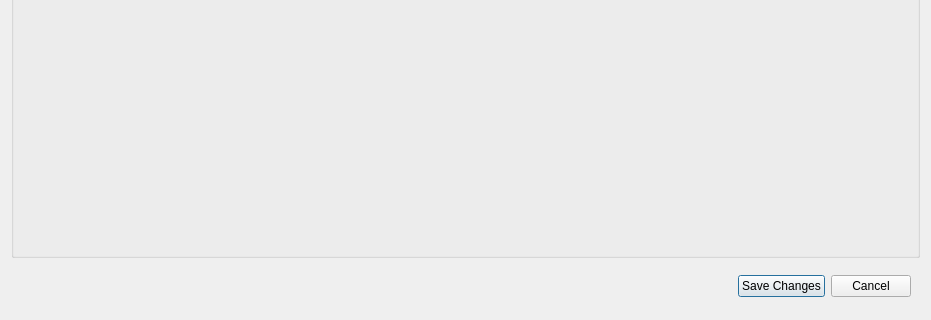
The window that opus_gui/config/generalmanager/all_variables.ui (psrc/urbansim) describes before a commit, drawn with Qt 5; both pictures show x 0 to 931 and y 305 to 625 of the 931 by 625 pixel window.
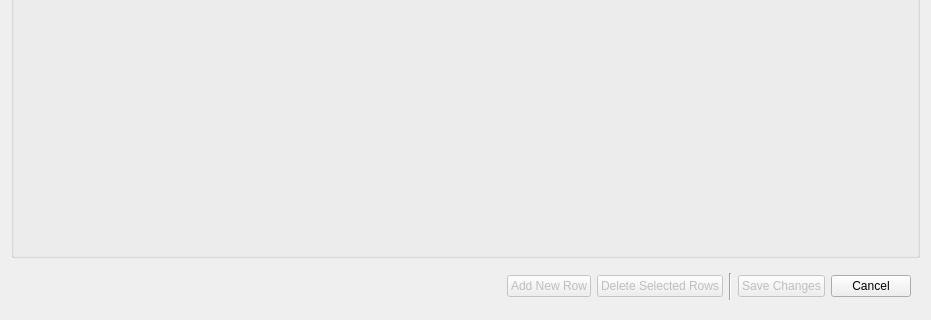
The same window after the commit.

Commit message: Ticket #243 - Adding a couple of new buttons for the expression library for adding and removing expressions.  These buttons are not enabled yet.

```diff
--- a/opus_gui/config/generalmanager/all_variables.ui
+++ b/opus_gui/config/generalmanager/all_variables.ui
@@ -30,28 +30,58 @@
        <height>45</height>
       </size>
      </property>
-     <layout class="QGridLayout" >
-      <item row="0" column="0" >
+     <layout class="QHBoxLayout" >
+      <item>
        <spacer>
         <property name="orientation" >
          <enum>Qt::Horizontal</enum>
         </property>
         <property name="sizeHint" >
          <size>
-          <width>40</width>
-          <height>20</height>
+          <width>441</width>
+          <height>24</height>
          </size>
         </property>
        </spacer>
       </item>
-      <item row="0" column="1" >
+      <item>
+       <widget class="QPushButton" name="addNew" >
+        <property name="enabled" >
+         <bool>false</bool>
+        </property>
+        <property name="text" >
+         <string>Add New Row</string>
+        </property>
+       </widget>
+      </item>
+      <item>
+       <widget class="QPushButton" name="deleteRow" >
+        <property name="enabled" >
+         <bool>false</bool>
+        </property>
+        <property name="text" >
+         <string>Delete Selected Rows</string>
+        </property>
+       </widget>
+      </item>
+      <item>
+       <widget class="Line" name="line" >
+        <property name="orientation" >
+         <enum>Qt::Vertical</enum>
+        </property>
+       </widget>
+      </item>
+      <item>
        <widget class="QPushButton" name="saveChanges" >
+        <property name="enabled" >
+         <bool>false</bool>
+        </property>
         <property name="text" >
          <string>Save Changes</string>
         </property>
        </widget>
       </item>
-      <item row="0" column="2" >
+      <item>
        <widget class="QPushButton" name="cancelWindow" >
         <property name="text" >
          <string>Cancel</string>
```
The commit also changes 2 other files.
